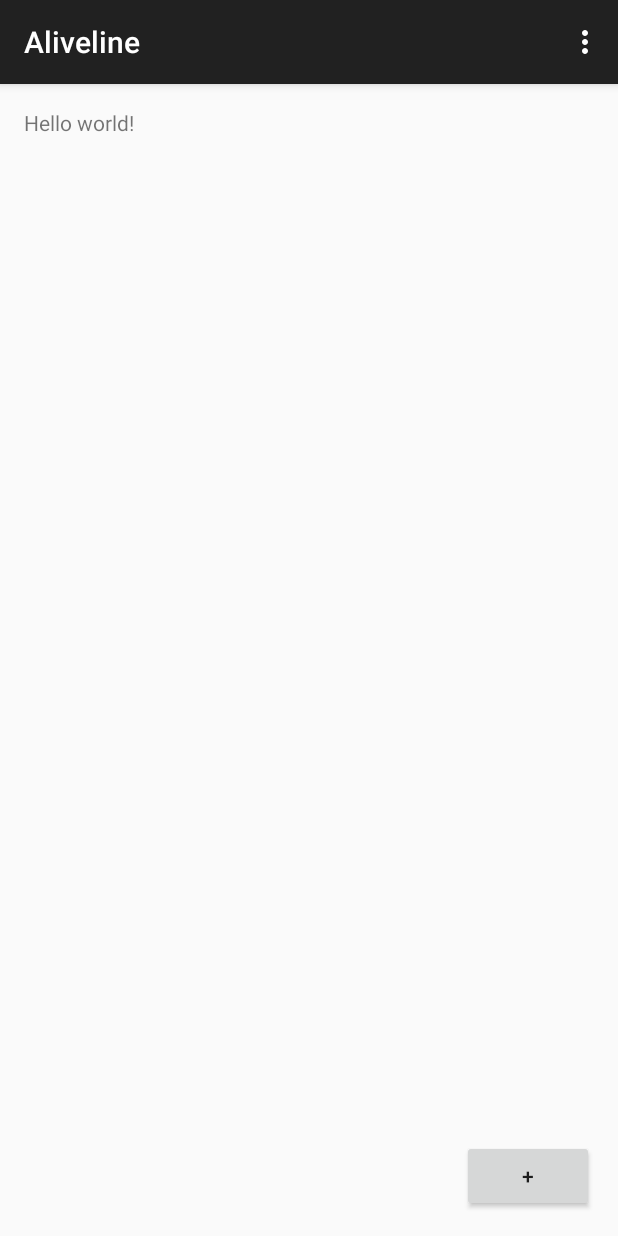
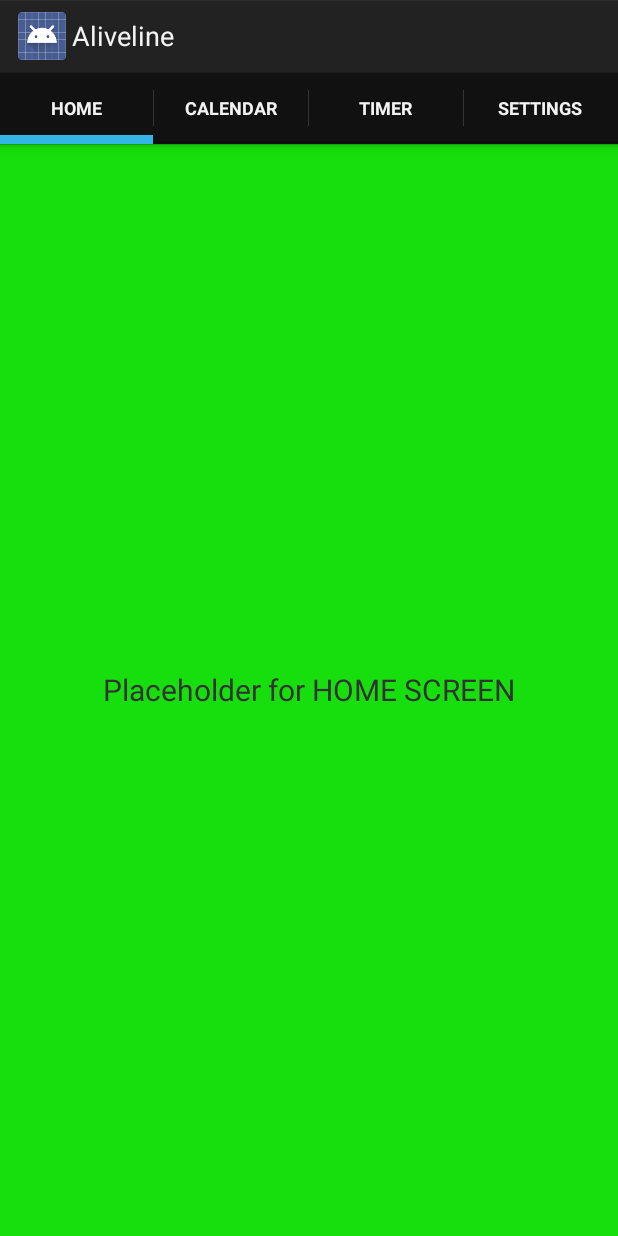
Before and after one commit to cenxiguan/Aliveline, an Android app: the screen it shows after launch (MainActivity), on a phone screen of 412 x 824 dp. Run offline under Robolectric (Android 15) with nearby library versions, the phone set to English and light mode, and no system bars.

Commit message:
implement sliding tabs

```diff
--- a/app/src/main/AndroidManifest.xml
+++ b/app/src/main/AndroidManifest.xml
@@ -2,11 +2,12 @@
 <manifest xmlns:android="http://schemas.android.com/apk/res/android"
     package="cajac.aliveline" >
 
+    <!-- application theme must include action bar for tabs to work -->
     <application
         android:allowBackup="true"
         android:icon="@mipmap/ic_launcher"
         android:label="@string/app_name"
-        android:theme="@style/AppTheme" >
+        android:theme="@android:style/Theme.Holo.Light.DarkActionBar">
         <activity
             android:name=".MainActivity"
             android:label="@string/app_name" >
--- /dev/null
+++ b/app/src/main/java/cajac/aliveline/CalendarFragment.java
@@ -0,0 +1,21 @@
+package cajac.aliveline;
+
+import android.os.Bundle;
+import android.support.v4.app.Fragment;
+import android.view.LayoutInflater;
+import android.view.View;
+import android.view.ViewGroup;
+
+/**
+ * Created by Christine on 6/1/2015.
+ * Fragment for the second tab: CALENDAR
+ * layout file in fragment_calendar.xml
+ */
+public class CalendarFragment extends Fragment {
+    @Override
+    public View onCreateView(LayoutInflater inflater, ViewGroup container,
+                             Bundle savedInstanceState) {
+        View rootView = inflater.inflate(R.layout.fragment_calendar, container, false);
+        return rootView;
+    }
+}
--- /dev/null
+++ b/app/src/main/java/cajac/aliveline/HomeFragment.java
@@ -0,0 +1,21 @@
+package cajac.aliveline;
+
+import android.os.Bundle;
+import android.support.v4.app.Fragment;
+import android.view.LayoutInflater;
+import android.view.View;
+import android.view.ViewGroup;
+
+/**
+ * Created by Christine on 6/1/2015.
+ * Fragment for the first tab: HOME
+ * layout file in fragment_home.xml
+ */
+public class HomeFragment extends Fragment{
+    @Override
+    public View onCreateView(LayoutInflater inflater, ViewGroup container,
+                             Bundle savedInstanceState) {
+        View rootView = inflater.inflate(R.layout.fragment_home, container, false);
+        return rootView;
+    }
+}
--- a/app/src/main/java/cajac/aliveline/MainActivity.java
+++ b/app/src/main/java/cajac/aliveline/MainActivity.java
@@ -1,20 +1,35 @@
 package cajac.aliveline;
 
+import android.app.ActionBar;
+import android.app.FragmentTransaction;
 import android.content.Intent;
-import android.support.v7.app.ActionBarActivity;
+import android.support.v4.app.FragmentActivity;
 import android.os.Bundle;
+import android.support.v4.view.ViewPager;
 import android.view.Menu;
 import android.view.MenuItem;
 import android.view.View;
 import android.widget.Button;
 
-//make a note about sliding tabs
-public class MainActivity extends ActionBarActivity {
+/* may be helpful to look into sliding tabs in the future
+   because TabListener is deprecated.
+ */
+public class MainActivity extends FragmentActivity implements
+        ActionBar.TabListener {
+
+    private ViewPager viewPager;
+    private TabsPagerAdapter mAdapter;
+    private ActionBar actionBar;
+    // Tab titles
+    private String[] tabs = { "Home", "Calendar", "Timer", "Settings" };
 
     @Override
     protected void onCreate(Bundle savedInstanceState) {
         super.onCreate(savedInstanceState);
         setContentView(R.layout.activity_main);
+
+        /* Button made by Jon for new ToDo
+           commenting for now to make the swipe tabs work
 
         Button b = (Button) findViewById(R.id.addTodo);
         b.setOnClickListener(new View.OnClickListener() {
@@ -22,28 +37,52 @@ public class MainActivity extends ActionBarActivity {
             public void onClick(View v) {
                 startActivity(new Intent(MainActivity.this,addTodo.class));
             }
+        }); */
+
+        // Initialization for tabs
+        viewPager = (ViewPager) findViewById(R.id.pager);
+        actionBar = getActionBar();
+        mAdapter = new TabsPagerAdapter(getSupportFragmentManager());
+
+        viewPager.setAdapter(mAdapter);
+        actionBar.setHomeButtonEnabled(false);
+        actionBar.setNavigationMode(ActionBar.NAVIGATION_MODE_TABS);
+
+        // Adding Tabs
+        for (String tab_name : tabs) {
+            actionBar.addTab(actionBar.newTab().setText(tab_name)
+                    .setTabListener(this));
+        }
+
+        // Swiping the viewpager make respective tab selected
+        viewPager.setOnPageChangeListener(new ViewPager.OnPageChangeListener() {
+            @Override
+            public void onPageSelected(int position) {
+                // on changing the page make respected tab selected
+                actionBar.setSelectedNavigationItem(position);
+            }
+            @Override
+            public void onPageScrolled(int arg0, float arg1, int arg2) {
+            }
+            @Override
+            public void onPageScrollStateChanged(int arg0) {
+            }
         });
     }
 
     @Override
-    public boolean onCreateOptionsMenu(Menu menu) {
-        // Inflate the menu; this adds items to the action bar if it is present.
-        getMenuInflater().inflate(R.menu.menu_main, menu);
-        return true;
+    public void onTabSelected(ActionBar.Tab tab, FragmentTransaction ft) {
+        // on tab selected show respected fragment view
+        viewPager.setCurrentItem(tab.getPosition());
     }
 
     @Override
-    public boolean onOptionsItemSelected(MenuItem item) {
-        // Handle action bar item clicks here. The action bar will
-        // automatically handle clicks on the Home/Up button, so long
-        // as you specify a parent activity in AndroidManifest.xml.
-        int id = item.getItemId();
+    public void onTabUnselected(ActionBar.Tab tab, FragmentTransaction ft) {
+        // empty
+    }
 
-        //noinspection SimplifiableIfStatement
-        if (id == R.id.action_settings) {
-            return true;
-        }
-
-        return super.onOptionsItemSelected(item);
+    @Override
+    public void onTabReselected(ActionBar.Tab tab, FragmentTransaction ft) {
+        // empty
     }
 }
--- /dev/null
+++ b/app/src/main/java/cajac/aliveline/TabsPagerAdapter.java
@@ -0,0 +1,42 @@
+package cajac.aliveline;
+
+import android.support.v4.app.Fragment;
+import android.support.v4.app.FragmentManager;
+import android.support.v4.app.FragmentPagerAdapter;
+
+/**
+ * Created by Christine on 6/1/2015.
+ * Adapter for paging tabs
+ */
+public class TabsPagerAdapter extends FragmentPagerAdapter {
+
+    public TabsPagerAdapter(FragmentManager fm) {
+        super(fm);
+    }
+
+    // returns the correct fragment for tab selected
+    @Override
+    public Fragment getItem(int i) {
+        switch (i) {
+            case 0:
+                // Home fragment activity
+                return new HomeFragment();
+            case 1:
+                // Calendar fragment activity
+                return new CalendarFragment();
+            case 2:
+                // Timer fragment activity
+                return new TimerFragment();
+            case 3:
+                // Settings fragment activity
+                return new SettingsFragment();
+        }
+        return null;
+    }
+
+    // simply returns count of tabs
+    @Override
+    public int getCount() {
+        return 4;
+    }
+}
--- a/app/src/main/res/layout/activity_main.xml
+++ b/app/src/main/res/layout/activity_main.xml
@@ -1,13 +1,9 @@
-<RelativeLayout xmlns:android="http://schemas.android.com/apk/res/android"
-    xmlns:tools="http://schemas.android.com/tools" android:layout_width="match_parent"
-    android:layout_height="match_parent" android:paddingLeft="@dimen/activity_horizontal_margin"
-    android:paddingRight="@dimen/activity_horizontal_margin"
-    android:paddingTop="@dimen/activity_vertical_margin"
-    android:paddingBottom="@dimen/activity_vertical_margin" tools:context=".MainActivity">
-
-    <TextView android:text="@string/hello_world" android:layout_width="wrap_content"
-        android:layout_height="wrap_content" />
-
+<android.support.v4.view.ViewPager xmlns:android="http://schemas.android.com/apk/res/android"
+    android:id="@+id/pager"
+    android:layout_width="match_parent"
+    android:layout_height="match_parent">
+</android.support.v4.view.ViewPager>
+<!--
 <Button
     android:layout_width="wrap_content"
     android:layout_height="wrap_content"
@@ -15,6 +11,4 @@
     android:id="@+id/addTodo"
     android:layout_alignParentBottom="true"
     android:layout_alignParentRight="true"
-        android:layout_alignParentEnd="true" />
-
-</RelativeLayout>
+    android:layout_alignParentEnd="true" /> -->
--- /dev/null
+++ b/app/src/main/res/layout/fragment_home.xml
@@ -0,0 +1,16 @@
+<?xml version="1.0" encoding="utf-8"?>
+<RelativeLayout xmlns:android="http://schemas.android.com/apk/res/android"
+    android:layout_width="match_parent"
+    android:layout_height="match_parent"
+    android:orientation="vertical"
+    android:background="#17df0d">
+
+    <TextView android:layout_width="fill_parent"
+        android:layout_height="wrap_content"
+        android:gravity="center"
+        android:text="Placeholder for HOME SCREEN"
+        android:textSize="20dp"
+        android:layout_centerInParent="true"/>
+
+
+</RelativeLayout>
```
Also changed, not shown: app/src/main/java/cajac/aliveline/SettingsFragment.java (added, +21 -0 lines), app/src/main/java/cajac/aliveline/TimerFragment.java (added, +21 -0 lines), app/src/main/res/layout/fragment_calendar.xml (added, +16 -0 lines), app/src/main/res/layout/fragment_settings.xml (added, +14 -0 lines), app/src/main/res/layout/fragment_timer.xml (added, +14 -0 lines). Lines whose indentation alone changed are shown as unchanged.
